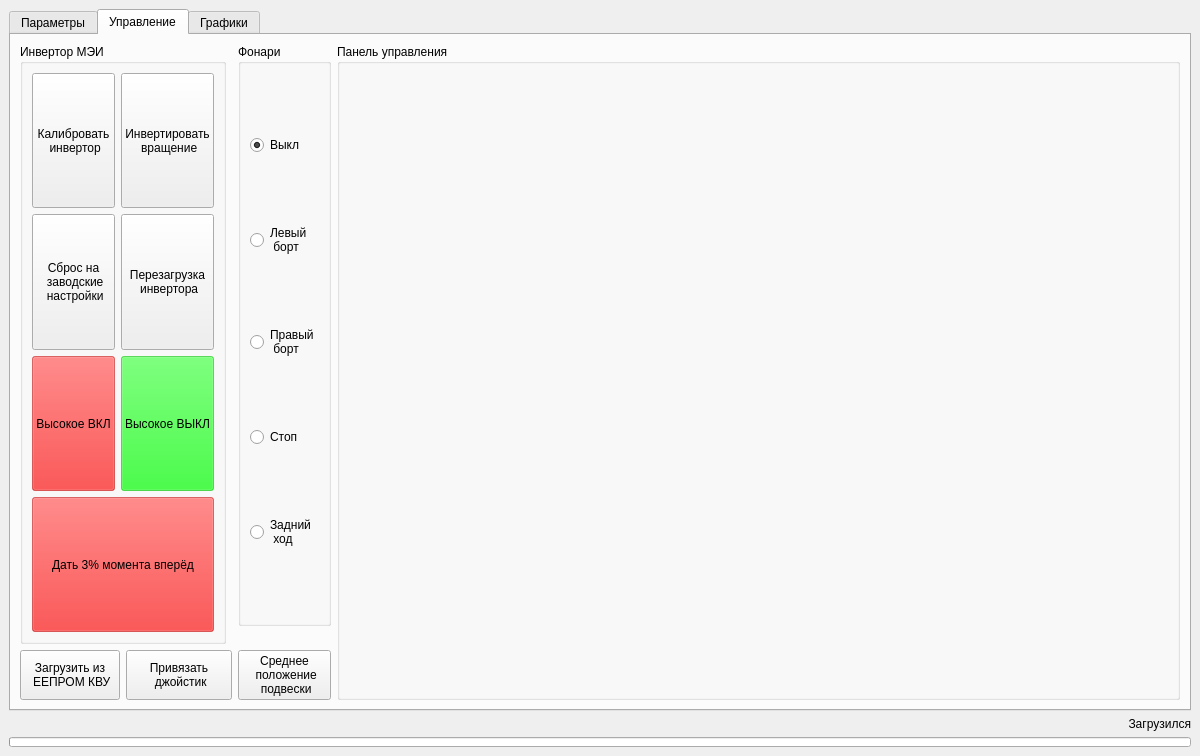
The window that VMU_monitor_v3.ui (hochu-leto/EVIS) describes before a commit, drawn with Qt 5.
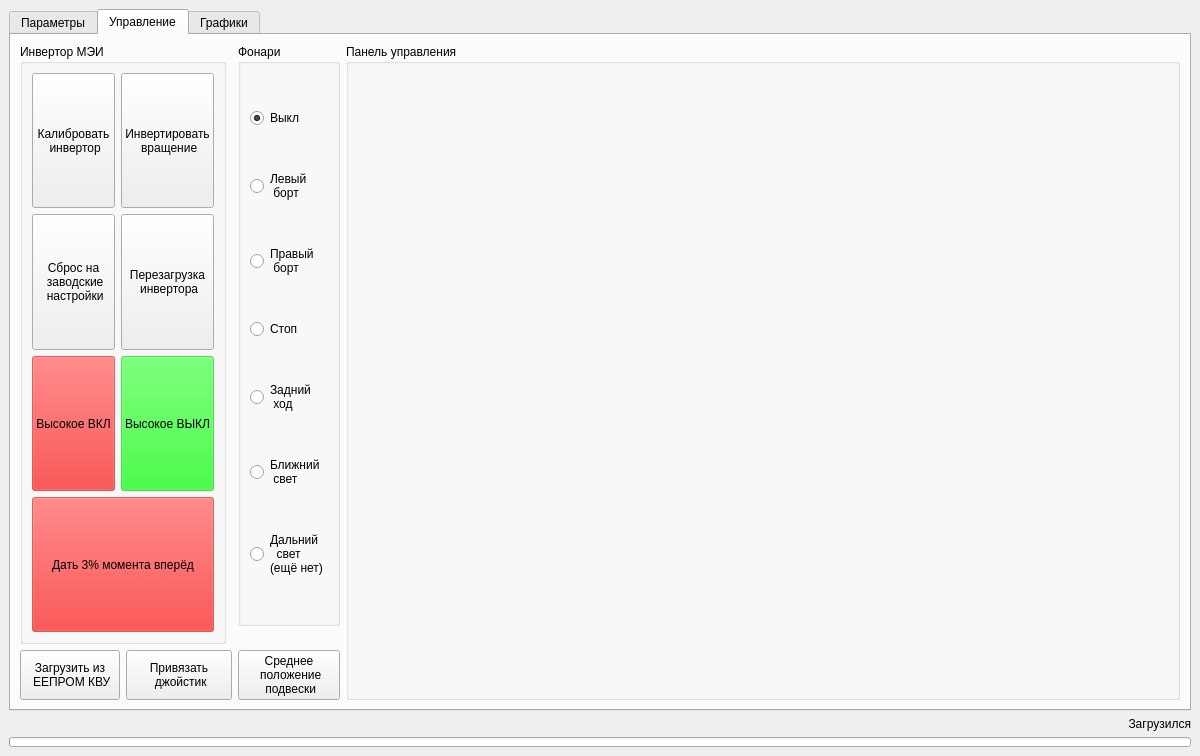
The same window after the commit. The open tabs and pages were chosen to show the change.

```diff
--- a/VMU_monitor_v3.ui
+++ b/VMU_monitor_v3.ui
@@ -618,6 +618,23 @@
              </property>
             </widget>
            </item>
+           <item>
+            <widget class="QRadioButton" name="low_beam_rbtn">
+             <property name="text">
+              <string>Ближний
+ свет</string>
+             </property>
+            </widget>
+           </item>
+           <item>
+            <widget class="QRadioButton" name="high_beam_rbtn">
+             <property name="text">
+              <string>Дальний
+  свет
+(ещё нет)</string>
+             </property>
+            </widget>
+           </item>
           </layout>
          </widget>
         </item>
```
Left out of the diff: 2 changed lines with no effect on the pictures.
